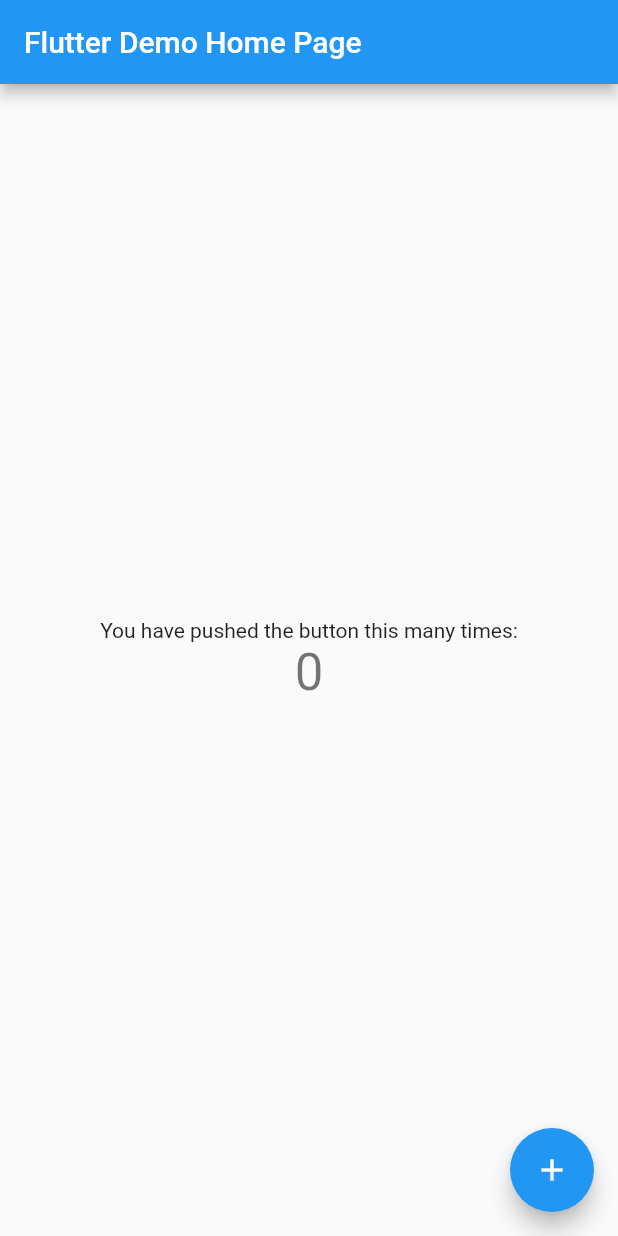
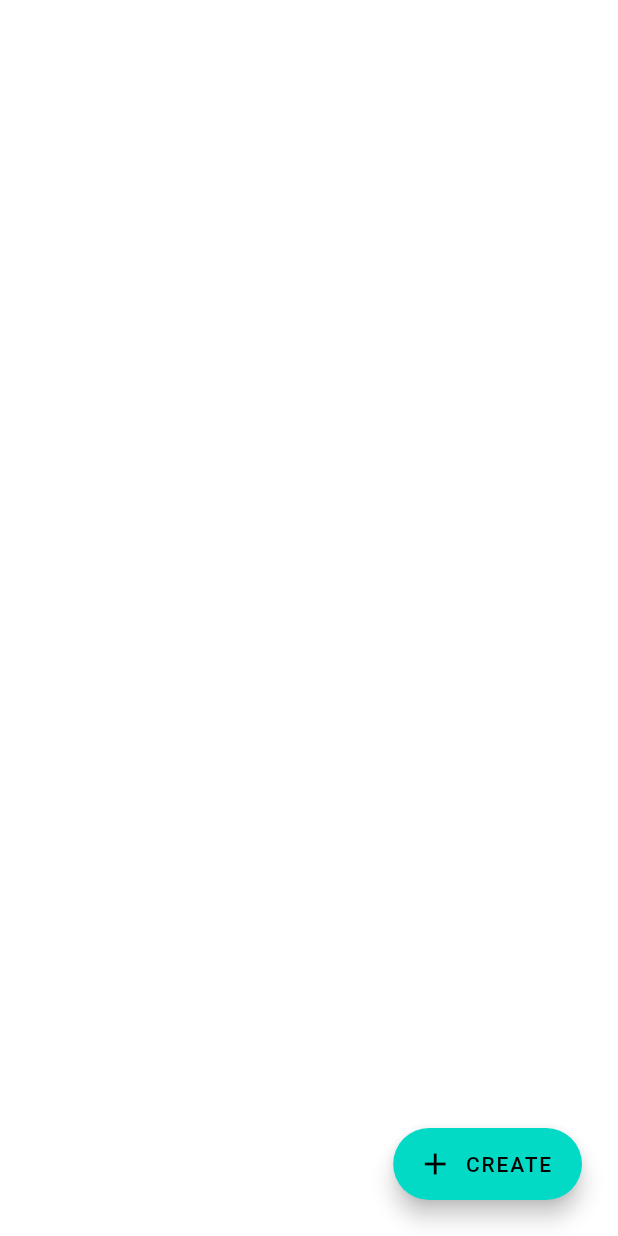
Before and after one commit to trunghq3101/FlutterOnceAndForAllDemoApp, a Flutter app: the screen it shows after launch, on a phone screen of 412 x 824 dp. Run offline on Flutter 3.47's test engine with Material 2 defaults, Android fonts, the phone set to English and light mode, and no system bars.

Commit message:
Add Create button

```diff
--- a/lib/main.dart
+++ b/lib/main.dart
@@ -1,115 +1,31 @@
 import 'package:flutter/material.dart';
 
-void main() {
-  runApp(const MyApp());
-}
-
-class MyApp extends StatelessWidget {
-  const MyApp({Key? key}) : super(key: key);
-
-  // This widget is the root of your application.
-  @override
-  Widget build(BuildContext context) {
-    return MaterialApp(
-      title: 'Flutter Demo',
-      theme: ThemeData(
-        // This is the theme of your application.
-        //
-        // Try running your application with "flutter run". You'll see the
-        // application has a blue toolbar. Then, without quitting the app, try
-        // changing the primarySwatch below to Colors.green and then invoke
-        // "hot reload" (press "r" in the console where you ran "flutter run",
-        // or simply save your changes to "hot reload" in a Flutter IDE).
-        // Notice that the counter didn't reset back to zero; the application
-        // is not restarted.
-        primarySwatch: Colors.blue,
+main() {
+  runApp(
+    MaterialApp(
+      home: Stack(
+        children: [
+          ColoredBox(
+            color: Colors.white,
+            child: SizedBox.expand(),
           ),
-      home: const MyHomePage(title: 'Flutter Demo Home Page'),
-    );
-  }
-}
-
-class MyHomePage extends StatefulWidget {
-  const MyHomePage({Key? key, required this.title}) : super(key: key);
-
-  // This widget is the home page of your application. It is stateful, meaning
-  // that it has a State object (defined below) that contains fields that affect
-  // how it looks.
-
-  // This class is the configuration for the state. It holds the values (in this
-  // case the title) provided by the parent (in this case the App widget) and
-  // used by the build method of the State. Fields in a Widget subclass are
-  // always marked "final".
-
-  final String title;
-
-  @override
-  State<MyHomePage> createState() => _MyHomePageState();
-}
-
-class _MyHomePageState extends State<MyHomePage> {
-  int _counter = 0;
-
-  void _incrementCounter() {
-    setState(() {
-      // This call to setState tells the Flutter framework that something has
-      // changed in this State, which causes it to rerun the build method below
-      // so that the display can reflect the updated values. If we changed
-      // _counter without calling setState(), then the build method would not be
-      // called again, and so nothing would appear to happen.
-      _counter++;
-    });
-  }
-
-  @override
-  Widget build(BuildContext context) {
-    // This method is rerun every time setState is called, for instance as done
-    // by the _incrementCounter method above.
-    //
-    // The Flutter framework has been optimized to make rerunning build methods
-    // fast, so that you can just rebuild anything that needs updating rather
-    // than having to individually change instances of widgets.
-    return Scaffold(
-      appBar: AppBar(
-        // Here we take the value from the MyHomePage object that was created by
-        // the App.build method, and use it to set our appbar title.
-        title: Text(widget.title),
+          Align(
+            alignment: Alignment.bottomRight,
+            child: UnconstrainedBox(
+              child: Padding(
+                padding: const EdgeInsets.all(24),
+                child: FloatingActionButton.extended(
+                  onPressed: () {},
+                  label: Text('Create'.toUpperCase()),
+                  icon: Icon(Icons.add),
+                  backgroundColor: Color(0xFF03DAC5),
+                  foregroundColor: Colors.black,
                 ),
-      body: Center(
-        // Center is a layout widget. It takes a single child and positions it
-        // in the middle of the parent.
-        child: Column(
-          // Column is also a layout widget. It takes a list of children and
-          // arranges them vertically. By default, it sizes itself to fit its
-          // children horizontally, and tries to be as tall as its parent.
-          //
-          // Invoke "debug painting" (press "p" in the console, choose the
-          // "Toggle Debug Paint" action from the Flutter Inspector in Android
-          // Studio, or the "Toggle Debug Paint" command in Visual Studio Code)
-          // to see the wireframe for each widget.
-          //
-          // Column has various properties to control how it sizes itself and
-          // how it positions its children. Here we use mainAxisAlignment to
-          // center the children vertically; the main axis here is the vertical
-          // axis because Columns are vertical (the cross axis would be
-          // horizontal).
-          mainAxisAlignment: MainAxisAlignment.center,
-          children: <Widget>[
-            const Text(
-              'You have pushed the button this many times:',
               ),
-            Text(
-              '$_counter',
-              style: Theme.of(context).textTheme.headline4,
+            ),
           ),
         ],
       ),
     ),
-      floatingActionButton: FloatingActionButton(
-        onPressed: _incrementCounter,
-        tooltip: 'Increment',
-        child: const Icon(Icons.add),
-      ), // This trailing comma makes auto-formatting nicer for build methods.
   );
 }
-}
```
Lines whose indentation alone changed are shown as unchanged.
